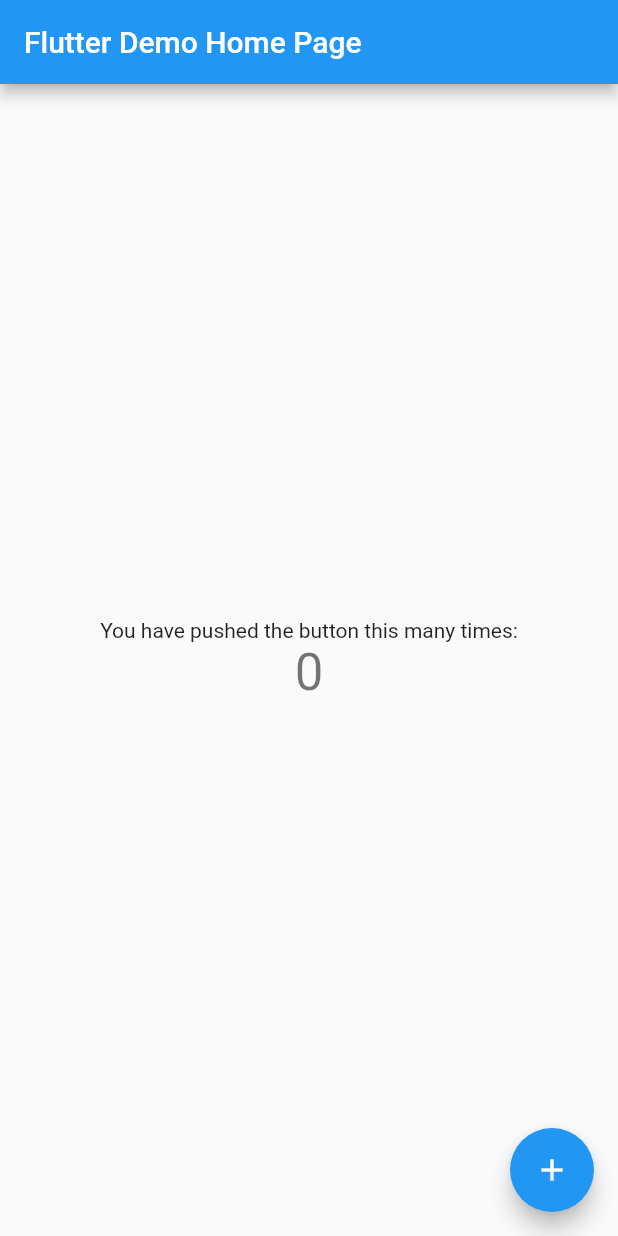
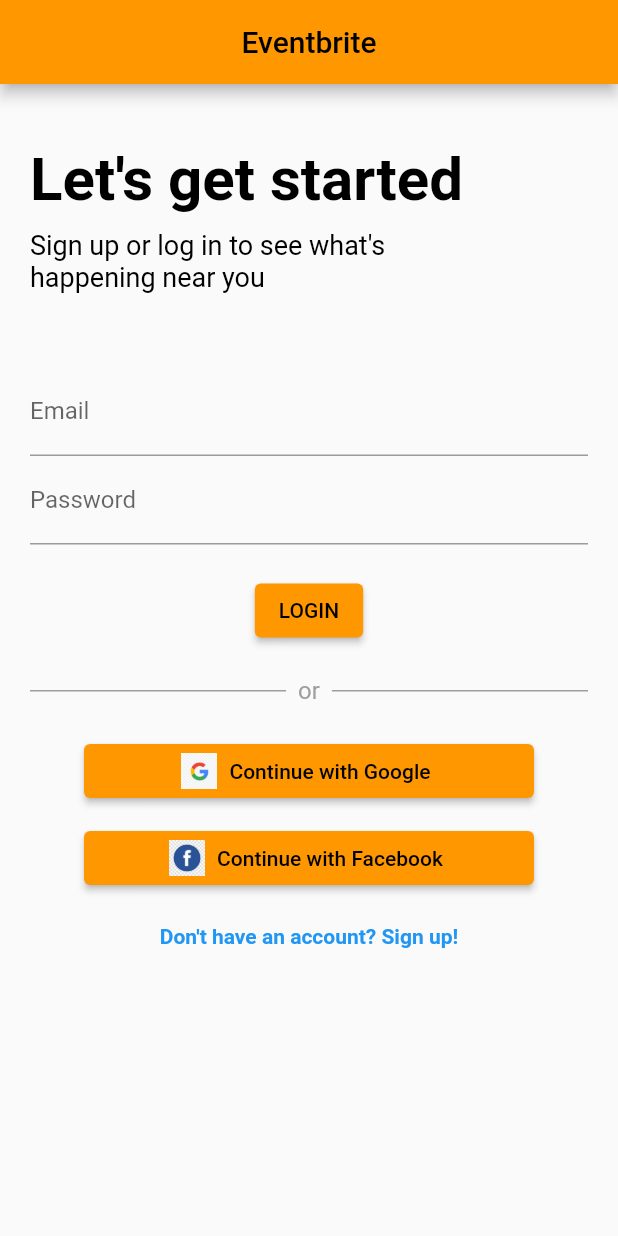
Before and after one commit to Yosef-Adel/SW-MOBILE-project, a Flutter app: the screen it shows after launch, on a phone screen of 412 x 824 dp. Run offline on Flutter 3.47's test engine with Material 2 defaults, Android fonts, the phone set to English and light mode, and no system bars; our stand-ins replace google_sign_in; missing offline and left inert: flutter_facebook_auth.

Commit message:
Created initial version of Login and Signup screens
-Created login screen as home screen
-Login screen contains text fields for emails and passwords and buttons for signing in using google and facebook.
-Signup screen contains initial signing form with all attributes and email verification.
-Missing API implementations
-Further edits might be made on font styles and themes.

```diff
--- /dev/null
+++ b/lib/login_screen.dart
@@ -0,0 +1,178 @@
+// ignore_for_file: prefer_const_constructors, prefer_const_literals_to_create_immutables
+
+import 'package:flutter/material.dart';
+import '../signup_screen.dart';
+import 'package:google_sign_in/google_sign_in.dart';
+import 'package:flutter_facebook_auth/flutter_facebook_auth.dart';
+
+// ignore: use_key_in_widget_constructors
+class LoginScreen extends StatefulWidget {
+  @override
+  // ignore: library_private_types_in_public_api
+  _LoginScreenState createState() => _LoginScreenState();
+}
+
+class _LoginScreenState extends State<LoginScreen> {
+  final TextEditingController _emailController = TextEditingController();
+  final TextEditingController _passwordController = TextEditingController();
+
+  @override
+  Widget build(BuildContext context) {
+    return Scaffold(
+      appBar: AppBar(
+        title: Text('Eventbrite'),
+        centerTitle: true,
+      ),
+      body: Container(
+        padding: EdgeInsets.all(20),
+        child: Column(
+          mainAxisAlignment: MainAxisAlignment.start,
+          crossAxisAlignment: CrossAxisAlignment.center,
+          children: [
+            //'Let's get started' Container
+            Container(
+              alignment: Alignment.topLeft,
+              padding: EdgeInsetsDirectional.only(top: 20, bottom: 10),
+              child: Text(
+                'Let\'s get started',
+                style: TextStyle(
+                  color: Colors.black,
+                  fontSize: 40,
+                  fontWeight: FontWeight.bold,
+                ),
+              ),
+            ),
+
+            //miniText Container
+            Container(
+              alignment: Alignment.topLeft,
+              padding: EdgeInsetsDirectional.only(bottom: 50, end: 100),
+              child: Text(
+                'Sign up or log in to see what\'s happening near you',
+                style: TextStyle(
+                  color: Colors.black,
+                  fontSize: 18,
+                ),
+              ),
+            ),
+
+            //Text fields for entering email and passowrd
+            TextField(
+              controller: _emailController,
+              decoration: InputDecoration(
+                labelText: 'Email',
+              ),
+            ),
+            TextField(
+              controller: _passwordController,
+              decoration: InputDecoration(
+                labelText: 'Password',
+              ),
+              obscureText: true,
+            ),
+            SizedBox(height: 20),
+            ElevatedButton(
+              onPressed: () {
+                //Implement login API call
+              },
+              child: Text('LOGIN'),
+            ),
+            SizedBox(height: 20),
+
+            //'or' Seperator
+            Row(
+              mainAxisAlignment: MainAxisAlignment.center,
+              children: [
+                Expanded(
+                  child: Divider(
+                    color: Colors.grey,
+                    thickness: 1,
+                    height: 10,
+                  ),
+                ),
+                Padding(
+                  padding: const EdgeInsets.symmetric(horizontal: 8.0),
+                  child: Text(
+                    'or',
+                    style: TextStyle(
+                      fontSize: 16,
+                      color: Colors.grey,
+                    ),
+                  ),
+                ),
+                Expanded(
+                  child: Divider(
+                    color: Colors.grey,
+                    thickness: 1,
+                    height: 10,
+                  ),
+                ),
+              ],
+            ),
+
+            //Sign in with Google Buttton
+            SizedBox(height: 20),
+            SizedBox(
+              width: 300,
+              child: ElevatedButton.icon(
+                onPressed: () async {
+                  //Google sign in logic
+                  GoogleSignIn googleSignIn = GoogleSignIn();
+                  GoogleSignInAccount? account = await googleSignIn.signIn();
+                  if (account != null) {
+                    // Successful Google sign in
+                  } else {
+                    // Failed Google sign in
+                  }
+                },
+                icon: Image.asset('assets/images/Google.png', height: 24),
+                label: Text('Continue with Google'),
+              ),
+            ),
+            SizedBox(height: 10),
+
+            //Sign in with Facebook Buttton
+            SizedBox(
+              width: 300,
+              child: ElevatedButton.icon(
+                onPressed: () async {
+                  //Facebook sign in logic (API)
+                  LoginResult result = await FacebookAuth.instance.login();
+                  if (result.status == LoginStatus.success) {
+                    // Successful Facebook sign in
+                    String token = result.accessToken!.token;
+                  } else {
+                    // Failed Facebook sign in
+                  }
+                },
+                icon: Image.asset('assets/images/Facebook.jpg', height: 24),
+                label: Text('Continue with Facebook'),
+              ),
+            ),
+
+            //Don't have an account? Sign up! Gesture
+            //Loads us to Sign up screen
+            SizedBox(height: 20),
+            GestureDetector(
+              onTap: () {
+                Navigator.push(
+                  context,
+                  MaterialPageRoute(
+                    builder: (context) => SignupScreen(),
+                  ),
+                );
+              },
+              child: Text(
+                'Don\'t have an account? Sign up!',
+                style: TextStyle(
+                  color: Colors.blue,
+                  fontWeight: FontWeight.bold,
+                ),
+              ),
+            ),
+          ],
+        ),
+      ),
+    );
+  }
+}
--- a/lib/main.dart
+++ b/lib/main.dart
@@ -1,115 +1,18 @@
 import 'package:flutter/material.dart';
+import '../login_screen.dart';
+//import '../signup_screen.dart';
 
-void main() {
-  runApp(const MyApp());
-}
+void main() => runApp(MyApp());
 
+// ignore: use_key_in_widget_constructors
 class MyApp extends StatelessWidget {
-  const MyApp({super.key});
-
-  // This widget is the root of your application.
   @override
   Widget build(BuildContext context) {
     return MaterialApp(
-      title: 'Flutter Demo',
+      title: 'Eventbrite',
       theme: ThemeData(
-        // This is the theme of your application.
-        //
-        // Try running your application with "flutter run". You'll see the
-        // application has a blue toolbar. Then, without quitting the app, try
-        // changing the primarySwatch below to Colors.green and then invoke
-        // "hot reload" (press "r" in the console where you ran "flutter run",
-        // or simply save your changes to "hot reload" in a Flutter IDE).
-        // Notice that the counter didn't reset back to zero; the application
-        // is not restarted.
-        primarySwatch: Colors.blue,
-      ),
-      home: const MyHomePage(title: 'Flutter Demo Home Page'),
+          colorScheme: ColorScheme.fromSwatch(primarySwatch: Colors.orange)),
+      home: LoginScreen(),
     );
   }
 }
-
-class MyHomePage extends StatefulWidget {
-  const MyHomePage({super.key, required this.title});
-
-  // This widget is the home page of your application. It is stateful, meaning
-  // that it has a State object (defined below) that contains fields that affect
-  // how it looks.
-
-  // This class is the configuration for the state. It holds the values (in this
-  // case the title) provided by the parent (in this case the App widget) and
-  // used by the build method of the State. Fields in a Widget subclass are
-  // always marked "final".
-
-  final String title;
-
-  @override
-  State<MyHomePage> createState() => _MyHomePageState();
-}
-
-class _MyHomePageState extends State<MyHomePage> {
-  int _counter = 0;
-
-  void _incrementCounter() {
-    setState(() {
-      // This call to setState tells the Flutter framework that something has
-      // changed in this State, which causes it to rerun the build method below
-      // so that the display can reflect the updated values. If we changed
-      // _counter without calling setState(), then the build method would not be
-      // called again, and so nothing would appear to happen.
-      _counter++;
-    });
-  }
-
-  @override
-  Widget build(BuildContext context) {
-    // This method is rerun every time setState is called, for instance as done
-    // by the _incrementCounter method above.
-    //
-    // The Flutter framework has been optimized to make rerunning build methods
-    // fast, so that you can just rebuild anything that needs updating rather
-    // than having to individually change instances of widgets.
-    return Scaffold(
-      appBar: AppBar(
-        // Here we take the value from the MyHomePage object that was created by
-        // the App.build method, and use it to set our appbar title.
-        title: Text(widget.title),
-      ),
-      body: Center(
-        // Center is a layout widget. It takes a single child and positions it
-        // in the middle of the parent.
-        child: Column(
-          // Column is also a layout widget. It takes a list of children and
-          // arranges them vertically. By default, it sizes itself to fit its
-          // children horizontally, and tries to be as tall as its parent.
-          //
-          // Invoke "debug painting" (press "p" in the console, choose the
-          // "Toggle Debug Paint" action from the Flutter Inspector in Android
-          // Studio, or the "Toggle Debug Paint" command in Visual Studio Code)
-          // to see the wireframe for each widget.
-          //
-          // Column has various properties to control how it sizes itself and
-          // how it positions its children. Here we use mainAxisAlignment to
-          // center the children vertically; the main axis here is the vertical
-          // axis because Columns are vertical (the cross axis would be
-          // horizontal).
-          mainAxisAlignment: MainAxisAlignment.center,
-          children: <Widget>[
-            const Text(
-              'You have pushed the button this many times:',
-            ),
-            Text(
-              '$_counter',
-              style: Theme.of(context).textTheme.headlineMedium,
-            ),
-          ],
-        ),
-      ),
-      floatingActionButton: FloatingActionButton(
-        onPressed: _incrementCounter,
-        tooltip: 'Increment',
-        child: const Icon(Icons.add),
-      ), // This trailing comma makes auto-formatting nicer for build methods.
-    );
-  }
-}
--- a/pubspec.yaml
+++ b/pubspec.yaml
@@ -35,6 +35,8 @@
   # The following adds the Cupertino Icons font to your application.
   # Use with the CupertinoIcons class for iOS style icons.
   cupertino_icons: ^1.0.2
+  google_sign_in: ^6.0.2
+  flutter_facebook_auth: ^5.0.8
 
 dev_dependencies:
   flutter_test:
@@ -52,7 +54,9 @@
 
 # The following section is specific to Flutter packages.
 flutter:
-
+  assets:
+    - assets/images/Google.png
+    - assets/images/Facebook.jpg
   # The following line ensures that the Material Icons font is
   # included with your application, so that you can use the icons in
   # the material Icons class.
```
Also changed, not shown: lib/signup_screen.dart (added, +164 -0 lines), assets/images/Facebook.jpg (added), assets/images/Google.png (added), 1 other file.
